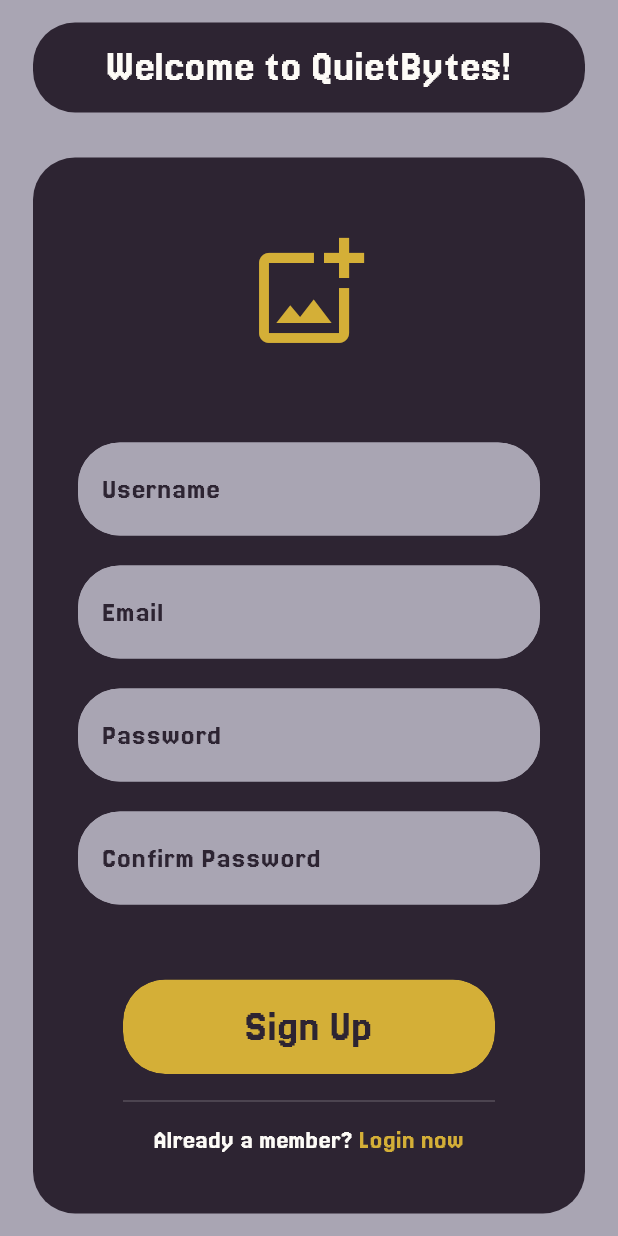
After one commit to pcknn/quietbytes, a Flutter app: the Signup screen opened directly, on a phone screen of 412 x 824 dp. The commit adds this screen. Run offline on Flutter 3.47's test engine with Material 3 defaults, Android fonts, the phone set to English and light mode, and no system bars.

Commit message:
Work in Progress: Welcome, Login, Sign Up (No features)

```diff
--- /dev/null
+++ b/lib/componets/signup_button.dart
@@ -0,0 +1,47 @@
+import 'package:flutter/material.dart';
+import '../theme/colors.dart';
+import '../theme/spacing.dart';
+
+class SignupButton extends StatelessWidget {
+  //final Function()? onTap;
+  final VoidCallback onTap;
+
+  const SignupButton({super.key, required this.onTap});
+
+  @override
+  Widget build(BuildContext context) {
+    return Padding(
+      padding: const EdgeInsets.symmetric(
+        horizontal: 60.0,
+      ), // "Width/Lenght" of the button
+      child: Material(
+        color: Colors.transparent,
+        borderRadius: BorderRadius.circular(AppSpacing.pillBorderRadius),
+        clipBehavior: Clip.antiAlias,
+        child: InkWell(
+          onTap: onTap,
+          borderRadius: BorderRadius.circular(AppSpacing.pillBorderRadius),
+          splashColor: AppColors.purple.withValues(alpha: 0.4),
+          highlightColor: AppColors.lavender.withValues(alpha: 0.1),
+          child: Ink(
+            decoration: BoxDecoration(
+              color: AppColors.gold,
+              borderRadius: BorderRadius.circular(AppSpacing.pillBorderRadius),
+            ),
+            padding: const EdgeInsets.all(10), // "Height" of the button
+            child: const Center(
+              child: Text(
+                'Sign Up',
+                style: TextStyle(
+                  color: AppColors.purple,
+                  fontFamily: 'Jersey20',
+                  fontSize: 30,
+                ),
+              ),
+            ),
+          ),
+        ),
+      ),
+    );
+  }
+}
--- /dev/null
+++ b/lib/features/signup.dart
@@ -0,0 +1,191 @@
+import 'package:flutter/material.dart';
+import '../theme/colors.dart';
+import '../theme/spacing.dart';
+import '../componets/custom_textfield.dart';
+import '../componets/signup_button.dart';
+
+class Signup extends StatelessWidget {
+  Signup({super.key});
+
+  final usernameController = TextEditingController();
+  final emailController = TextEditingController();
+  final passwordController = TextEditingController();
+  final confirmPasswordController = TextEditingController();
+
+
+  void signUserIn() {}
+
+  @override
+  Widget build(BuildContext context) {
+    return Scaffold(
+      backgroundColor: AppColors.lavender,
+      body: SafeArea(
+        child: Padding(
+          padding: const EdgeInsets.symmetric(
+            horizontal: AppSpacing.horizontalPaddingWidth,
+            vertical: AppSpacing.verticalPaddingIsland,
+          ),
+          child: Column(
+            mainAxisAlignment: MainAxisAlignment.center,
+            children: [
+              //Top pill (Welcome to QuietBytes!)
+              Container(
+                width: double.infinity,
+                height: AppSpacing.topPillHeight,
+                padding: const EdgeInsets.symmetric(
+                  horizontal: AppSpacing.topPillTextPadding,
+                ),
+                alignment: Alignment.center,
+                decoration: BoxDecoration(
+                  color: AppColors.purple,
+                  borderRadius: BorderRadius.circular(
+                    AppSpacing.pillBorderRadius,
+                  ),
+                ),
+                child: const Text(
+                  'Welcome to QuietBytes!',
+                  style: TextStyle(
+                    color: AppColors.cream,
+                    fontFamily: 'Jersey20',
+                    fontSize: 30,
+                  ),
+                ),
+              ),
+
+              const SizedBox(
+                height: AppSpacing.pillsSpacing,
+              ), // Spacing between the two pills
+              //2nd Pill (Background pill, login, )
+              Expanded(
+                child: Stack(
+                  alignment: Alignment.topCenter,
+                  children: [
+                    Container(
+                      width: double.infinity,
+                      margin: const EdgeInsets.only(
+                        top: 20,
+                      ), // To create a slight overlap with the top pill
+                      decoration: BoxDecoration(
+                        color: AppColors.purple,
+                        borderRadius: BorderRadius.circular(
+                          AppSpacing.pillBorderRadius,
+                        ),
+                      ),
+                    ),
+
+                    // Login Features
+
+                    // Logo
+                    Padding(
+                      padding: const EdgeInsets.only(
+                        top: 70.0,
+                      ), //Where the logo is placed, could be adjusted later
+                      child: SingleChildScrollView(
+                        child: Column(
+                          children: [
+                            const Icon(
+                              Icons.add_photo_alternate_outlined,
+                              size: 80,
+                              color: AppColors.gold,
+                            ),
+
+                            // Username textfield
+                            const SizedBox(
+                              height: 60,
+                            ), // Where the textfields are placed based of logo, could be adjusted later
+                            CustomTextfield(
+                              controller: usernameController,
+                              hintText: 'Username',
+                              obscureText: false,
+                            ),
+
+                            // Email textfield
+                            const SizedBox(
+                              height: 20,
+                            ), // Distance between the two textfields, could be adjusted later
+                            CustomTextfield(
+                              controller: emailController,
+                              hintText: 'Email',
+                              obscureText: false,
+                            ),
+
+                            // Password textfield
+                            const SizedBox(
+                              height: 20,
+                            ), // Distance between the two textfields, could be adjusted later
+                            CustomTextfield(
+                              controller: passwordController,
+                              hintText: 'Password',
+                              obscureText: true,
+                            ),
+
+                            // Confirm Password textfield
+                            const SizedBox(
+                              height: 20,
+                            ), // Distance between the two textfields, could be adjusted later
+                            CustomTextfield(
+                              controller: confirmPasswordController,
+                              hintText: 'Confirm Password',
+                              obscureText: true,
+                            ),
+
+                            // Login button
+                            const SizedBox(
+                              height: 50,
+                            ), // Distance between the "Forgot password?" text and the login button, could be adjusted later
+                            SignupButton(onTap: signUserIn),
+
+                            // Not a member? Register now "Text Button"
+                            const SizedBox(
+                              height: 10,
+                            ), // Distance between the logi button and the Divider, could be adjusted later
+                            Divider(
+                              color: AppColors.cream.withValues(alpha: 0.2),
+                              thickness: 1,
+                              indent: 60,
+                              endIndent: 60,
+                            ),
+                            const SizedBox(
+                              height: 5,
+                            ), // Distance between the Divider and the "Not a member? Register now" text, could be adjusted later
+                            Padding(
+                              padding: const EdgeInsets.symmetric(
+                                horizontal: 30.0,
+                              ),
+                              child: Row(
+                                mainAxisAlignment: MainAxisAlignment.center,
+                                children: [
+                                  Text(
+                                    'Already a member?',
+                                    style: TextStyle(
+                                      color: AppColors.cream,
+                                      fontFamily: 'Jersey20',
+                                      fontSize: 18,
+                                    ),
+                                  ),
+                                  const SizedBox(width: 4),
+                                  Text(
+                                    'Login now',
+                                    style: TextStyle(
+                                      color: AppColors.gold,
+                                      fontFamily: 'Jersey20',
+                                      fontSize: 18,
+                                    ),
+                                  ),
+                                ],
+                              ),
+                            ),
+                          ],
+                        ),
+                      ),
+                    ),
+                  ],
+                ),
+              ),
+            ],
+          ),
+        ),
+      ),
+    );
+  }
+}
--- a/lib/main.dart
+++ b/lib/main.dart
@@ -1,5 +1,7 @@
 import 'package:flutter/material.dart';
 import 'features/login.dart';
+import 'features/signup.dart';
+import 'features/welcome.dart';
 
 void main() {
   runApp(const MyApp());
--- a/lib/theme/spacing.dart
+++ b/lib/theme/spacing.dart
@@ -6,6 +6,8 @@ class AppSpacing {
   static const double verticalPaddingIsland =
       15.0; //Padding from top of pill to Apple Dynamic Island
   static const double pillsSpacing = 10.0; //Spacing between the two pills
+  static const double textPaddingFromSides =
+      24.0; //Padding of the text from the sides of the purple pill
 
   //Login Screen Spacing
   //Top pill spacing
```
Also changed, not shown: lib/componets/welcome_button.dart (added, +47 -0 lines), lib/features/welcome.dart (added, +114 -0 lines), assets/images/welcomeMap.png (added).
